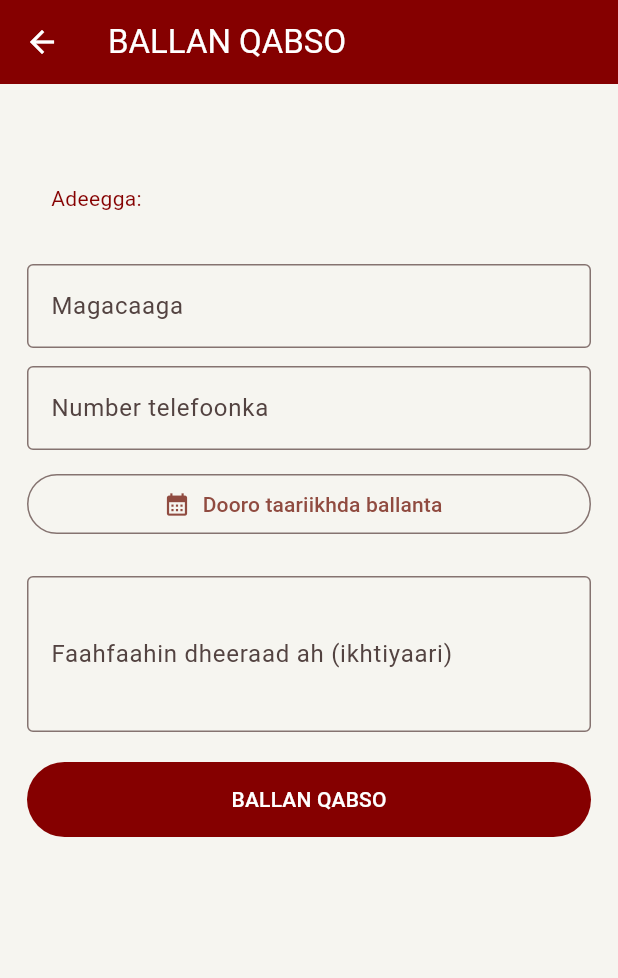
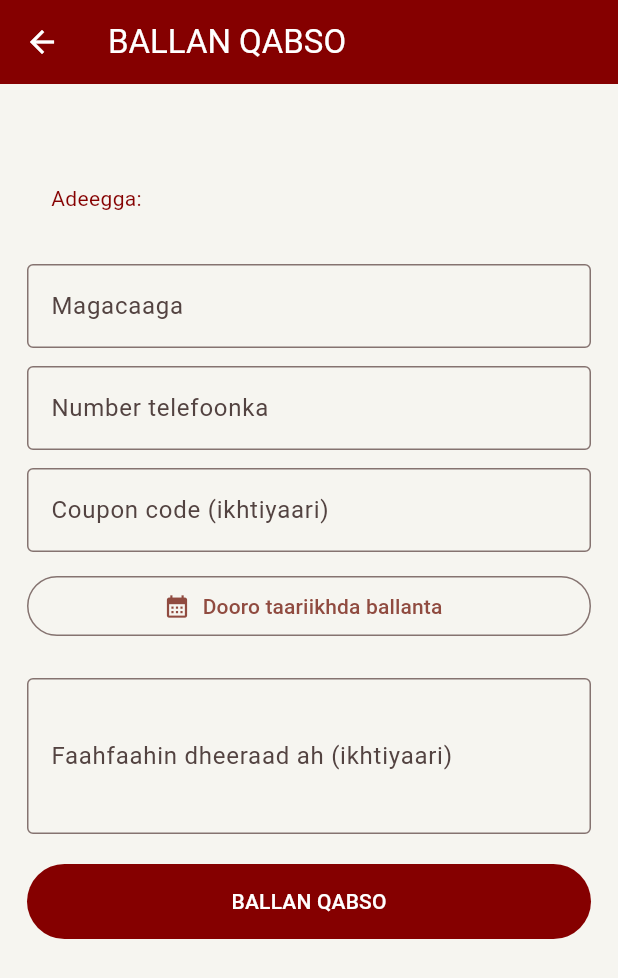
Before and after one commit to hakiemi277-hash/Salon-Booking, a Flutter app: the SalonBookingPage screen opened directly with empty values, on a phone screen of 412 x 824 dp. Shown: the top 978 px of the screen. Run offline on Flutter 3.47's test engine with Material 3 defaults, Android fonts, the phone set to English and light mode, and no system bars; our stand-ins replace image_picker, shared_preferences; accounts and stored records are empty.

Commit message:
Fix coupon field placement causing builds 80 and 81 to fail

```diff
--- a/lib/main.dart
+++ b/lib/main.dart
@@ -1744,8 +1744,6 @@ class _CakePageState extends State<CakePage> {
             TextField(controller: phone, keyboardType: TextInputType.phone,
               decoration: const InputDecoration(labelText: 'Number telefoonka', border: OutlineInputBorder())),
             const SizedBox(height: 12),
-            TextField(controller: couponCode, textCapitalization: TextCapitalization.characters, decoration: const InputDecoration(labelText: 'Coupon code (ikhtiyaari)', border: OutlineInputBorder())),
-            const SizedBox(height: 12),
             pick('Cabirka cake-ka', size, ['Yar','Dhexdhexaad','Weyn','Aad u weyn'], (v) => setState(() => size = v!)),
             pick('Tirada dabaqyada', tiers, ['1','2','3','4','5+'], (v) => setState(() => tiers = v!)),
             pick('Naqshadda', design, ['Casri','Classic','Wedding','Birthday','Custom'], (v) => setState(() => design = v!)),
@@ -1998,6 +1996,9 @@ class _SalonBookingPageState extends State<SalonBookingPage> {
             TextField(controller: phone, keyboardType: TextInputType.phone,
               decoration: const InputDecoration(labelText: 'Number telefoonka', border: OutlineInputBorder())),
             const SizedBox(height: 12),
+            TextField(controller: couponCode, textCapitalization: TextCapitalization.characters,
+              decoration: const InputDecoration(labelText: 'Coupon code (ikhtiyaari)', border: OutlineInputBorder())),
+            const SizedBox(height: 12),
             OutlinedButton.icon(
               onPressed: _chooseDate,
               icon: const Icon(Icons.calendar_month),
```
